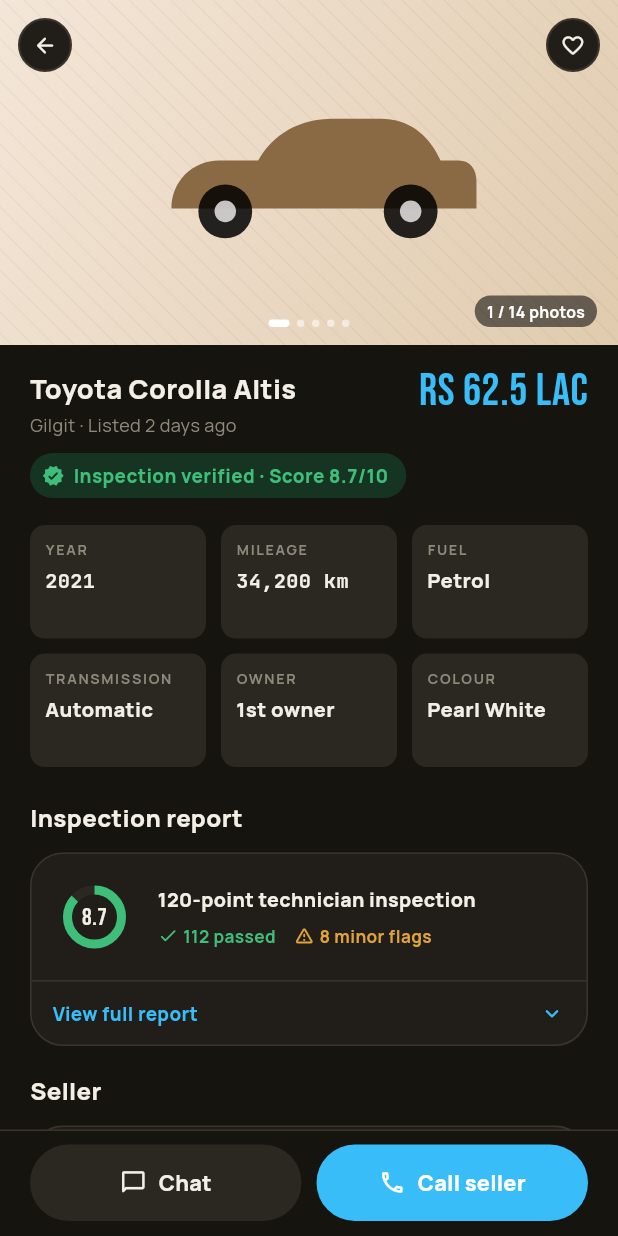
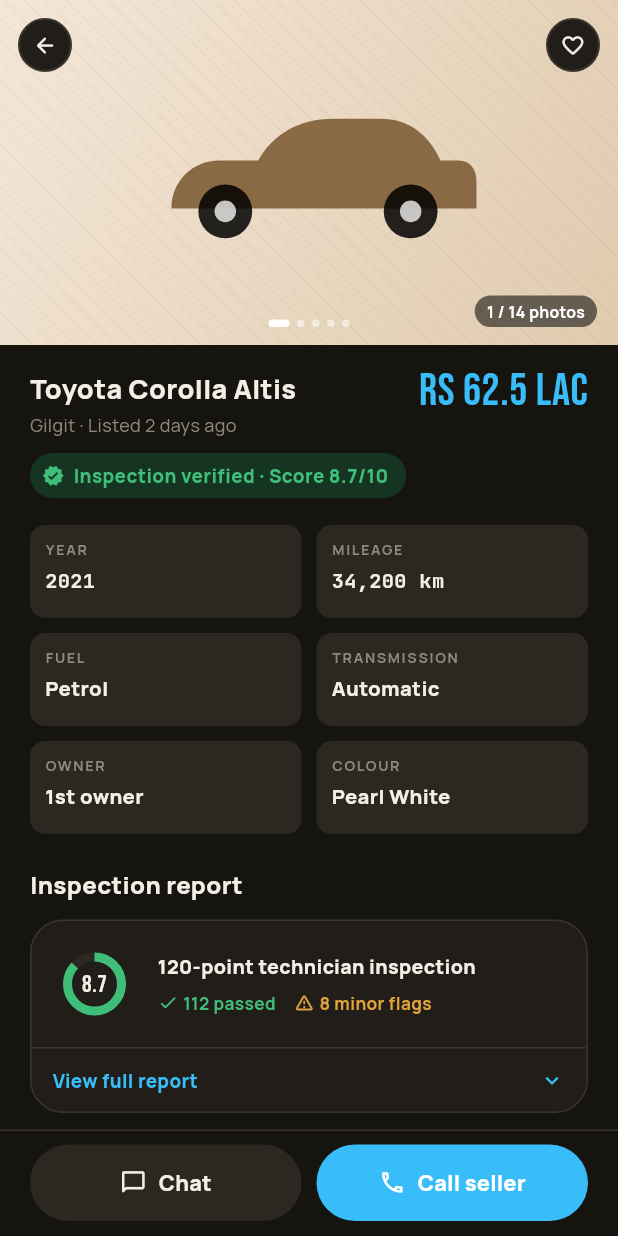
Before and after one commit to faizan-sattar/ncpcar.pk, a Flutter app: the screen it shows after launch, after a tap on "Get Started", after a tap on "Search Corolla, Civic, Alto…", after a tap on "Verified", on a phone screen of 412 x 824 dp. Run offline on Flutter 3.47's test engine with Material 3 defaults, Android fonts, the phone set to English and light mode, and no system bars; our stand-ins replace image_picker.

Commit message:
Fix oversized spec boxes on car details page
Switch the Year/Mileage/Fuel/Transmission/Owner/Colour grid to an auto-fit delegate with a fixed card height, instead of a 3-column grid with a fixed aspect ratio that stretched each box tall once the page went full width.

```diff
--- a/lib/screens/car_details_screen.dart
+++ b/lib/screens/car_details_screen.dart
@@ -158,13 +158,15 @@
                     ),
                   Padding(
                     padding: const EdgeInsets.fromLTRB(20, 18, 20, 4),
-                    child: GridView.count(
-                      crossAxisCount: 3,
+                    child: GridView(
                       shrinkWrap: true,
                       physics: const NeverScrollableScrollPhysics(),
-                      mainAxisSpacing: 10,
-                      crossAxisSpacing: 10,
-                      childAspectRatio: 1.55,
+                      gridDelegate: const SliverGridDelegateWithMaxCrossAxisExtent(
+                        maxCrossAxisExtent: 220,
+                        mainAxisExtent: 62,
+                        mainAxisSpacing: 10,
+                        crossAxisSpacing: 10,
+                      ),
                       children: [
                         SpecItem(label: 'Year', value: '${car.year}', mono: true),
                         SpecItem(label: 'Mileage', value: car.mileageLabel, mono: true),
```
